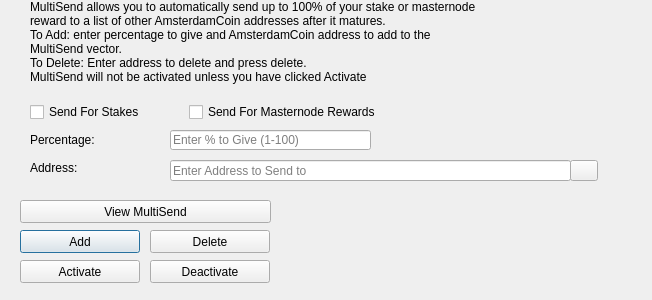
Old version of the form src/qt/forms/multisenddialog.ui in the repository listedlinked/newsvn.
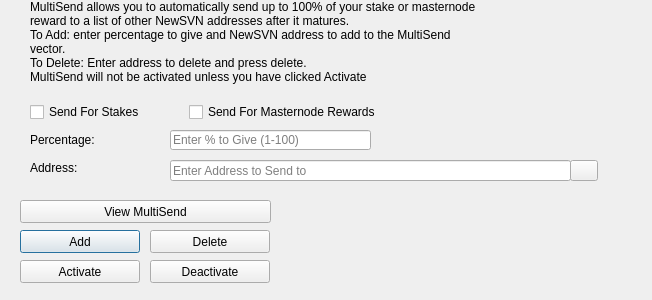
New version of the form. Icons and pictures are not drawn.

The edit to the form file:
```diff
--- a/src/qt/forms/multisenddialog.ui
+++ b/src/qt/forms/multisenddialog.ui
@@ -61,8 +61,8 @@
     <number>1</number>
    </property>
    <property name="text">
-    <string>MultiSend allows you to automatically send up to 100% of your stake or masternode reward to a list of other AmsterdamCoin addresses after it matures.
-To Add: enter percentage to give and AmsterdamCoin address to add to the MultiSend vector.
+    <string>MultiSend allows you to automatically send up to 100% of your stake or masternode reward to a list of other NewSVN addresses after it matures.
+To Add: enter percentage to give and NewSVN address to add to the MultiSend vector.
 To Delete: Enter address to delete and press delete.
 MultiSend will not be activated unless you have clicked Activate</string>
    </property>
```
Left out of the diff: 4 changed lines with no effect on the pictures.
